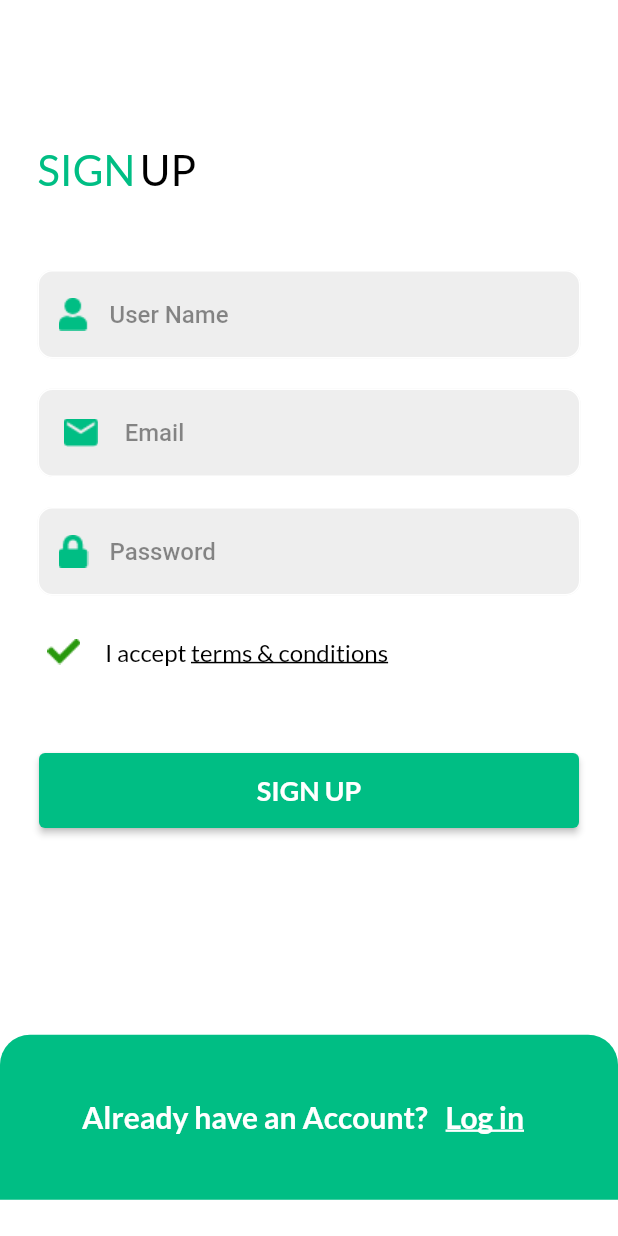
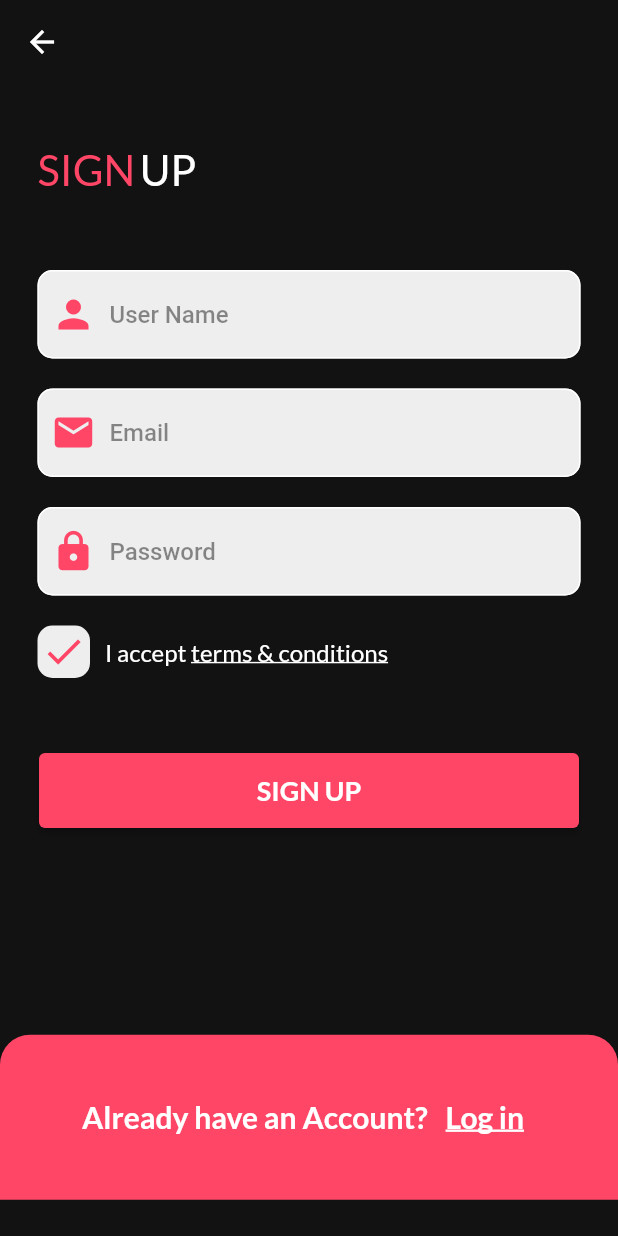
Before and after one commit to AboodALQadri/e_commerce_task1, a Flutter app: the SignUpScreen screen opened by its route, on a phone screen of 412 x 824 dp. Run offline on Flutter 3.47's test engine with Material 2 defaults, Android fonts, the phone set to English and light mode, and no system bars; our stand-ins replace get, google_fonts.

Commit message:
commit - DarkMode

```diff
--- a/lib/view/screens/auth/signup_screen.dart
+++ b/lib/view/screens/auth/signup_screen.dart
@@ -5,6 +5,7 @@ import 'package:e_commerce_task1/view/widgets/auth/check_box_widget.dart';
 import 'package:e_commerce_task1/view/widgets/auth/container_under_widget.dart';
 import 'package:e_commerce_task1/view/widgets/text_utils.dart';
 import 'package:flutter/material.dart';
+import 'package:get/get.dart';
 
 class SignUpScreen extends StatefulWidget {
   const SignUpScreen({Key? key}) : super(key: key);
@@ -39,9 +40,9 @@ class _SignUpScreenState extends State<SignUpScreen> {
   Widget build(BuildContext context) {
     return SafeArea(
       child: Scaffold(
-        backgroundColor: Colors.white,
+        backgroundColor: Get.isDarkMode ? Colors.white : darkGreyClr,
         appBar: AppBar(
-          backgroundColor: Colors.white,
+          backgroundColor: Get.isDarkMode ? Colors.white : darkGreyClr,
           elevation: 0,
         ),
         body: SingleChildScrollView(
@@ -56,20 +57,20 @@ class _SignUpScreenState extends State<SignUpScreen> {
                   child: Column(
                     children: [
                       Row(
-                        children: const [
+                        children: [
                           TextUtils(
                             text: 'SIGN',
-                            color: mainColor,
+                            color: Get.isDarkMode ? mainColor : pinkClr,
                             fontWeight: FontWeight.w500,
                             fontSize: 28,
                             underLine: TextDecoration.none,
                           ),
-                          SizedBox(
+                          const SizedBox(
                             width: 3,
                           ),
                           TextUtils(
                             text: 'UP',
-                            color: Colors.black,
+                            color: Get.isDarkMode ? Colors.black : Colors.white,
                             fontWeight: FontWeight.w500,
                             fontSize: 28,
                             underLine: TextDecoration.none,
@@ -83,7 +84,13 @@ class _SignUpScreenState extends State<SignUpScreen> {
                         controller: _userNameTextController,
                         obscureText: false,
                         validator: () {},
-                        prefixIcon: Image.asset('assets/images/user.png'),
+                        prefixIcon: Get.isDarkMode
+                            ? Image.asset('assets/images/user.png')
+                            : const Icon(
+                                Icons.person,
+                                color: pinkClr,
+                                size: 30,
+                              ),
                         suffixIcon: const Text(''),
                         hintText: 'User Name',
                       ),
@@ -94,7 +101,13 @@ class _SignUpScreenState extends State<SignUpScreen> {
                         controller: _emailTextController,
                         obscureText: false,
                         validator: () {},
-                        prefixIcon: Image.asset('assets/images/email.png'),
+                        prefixIcon: Get.isDarkMode
+                            ? Image.asset('assets/images/email.png')
+                            : const Icon(
+                                Icons.email,
+                                color: pinkClr,
+                                size: 30,
+                              ),
                         suffixIcon: const Text(''),
                         hintText: 'Email',
                       ),
@@ -105,20 +118,27 @@ class _SignUpScreenState extends State<SignUpScreen> {
                         controller: _passwordTextController,
                         obscureText: true,
                         validator: () {},
-                        prefixIcon: Image.asset('assets/images/lock.png'),
+                        prefixIcon: Get.isDarkMode
+                            ? Image.asset('assets/images/lock.png')
+                            : const Icon(
+                                Icons.lock,
+                                color: pinkClr,
+                                size: 30,
+                              ),
                         suffixIcon: const Text(''),
                         hintText: 'Password',
                       ),
-                      SizedBox(
+                      const SizedBox(
                         height: 20,
                       ),
-                      CheckBoxWidget(),
-                      SizedBox(
+                      const CheckBoxWidget(),
+                      const SizedBox(
                         height: 50,
                       ),
                       AuthButtonWidget(text: 'SIGN UP', onPressed: () {}),
-                      SizedBox(height: 50,),
-
+                      const SizedBox(
+                        height: 50,
+                      ),
                     ],
                   ),
                 ),
--- a/lib/view/widgets/auth/auth_button_widget.dart
+++ b/lib/view/widgets/auth/auth_button_widget.dart
@@ -1,6 +1,7 @@
 import 'package:e_commerce_task1/utils/theme.dart';
 import 'package:e_commerce_task1/view/widgets/text_utils.dart';
 import 'package:flutter/material.dart';
+import 'package:get/get.dart';
 
 class AuthButtonWidget extends StatelessWidget {
   const AuthButtonWidget({
@@ -18,13 +19,13 @@ class AuthButtonWidget extends StatelessWidget {
       onPressed: onPressed,
       child: TextUtils(
         text: text,
-        color: Colors.white,
+        color:  Colors.white,
         fontWeight: FontWeight.bold,
         fontSize: 18,
         underLine: TextDecoration.none,
       ),
       style: ElevatedButton.styleFrom(
-        primary: mainColor,
+        primary: Get.isDarkMode ?  mainColor : pinkClr,
         minimumSize: const Size(360, 50),
       ),
     );
--- a/lib/view/widgets/auth/check_box_widget.dart
+++ b/lib/view/widgets/auth/check_box_widget.dart
@@ -1,6 +1,8 @@
+import 'package:e_commerce_task1/utils/theme.dart';
 import 'package:e_commerce_task1/view/widgets/text_utils.dart';
 import 'package:flutter/cupertino.dart';
 import 'package:flutter/material.dart';
+import 'package:get/get.dart';
 
 class CheckBoxWidget extends StatelessWidget {
   const CheckBoxWidget({Key? key}) : super(key: key);
@@ -14,24 +16,31 @@ class CheckBoxWidget extends StatelessWidget {
             height: 35,
             width: 35,
             decoration: BoxDecoration(
+              color: Colors.grey.shade200,
               borderRadius: BorderRadius.circular(10),
             ),
-            child: Image.asset('assets/images/check.png'),
+            child: Get.isDarkMode
+                ? Image.asset('assets/images/check.png')
+                : const Icon(
+                    Icons.done,
+                    color: pinkClr,
+                    size: 30,
+                  ),
           ),
         ),
-        SizedBox(
+        const SizedBox(
           width: 10,
         ),
         TextUtils(
           text: 'I accept ',
-          color: Colors.black,
+          color: Get.isDarkMode ?  Colors.black : Colors.white,
           fontWeight: FontWeight.normal,
           fontSize: 16,
           underLine: TextDecoration.none,
         ),
         TextUtils(
           text: 'terms & conditions',
-          color: Colors.black,
+          color: Get.isDarkMode ?  Colors.black : Colors.white,
           fontWeight: FontWeight.normal,
           fontSize: 16,
           underLine: TextDecoration.underline,
--- a/lib/view/widgets/auth/container_under_widget.dart
+++ b/lib/view/widgets/auth/container_under_widget.dart
@@ -1,6 +1,7 @@
 import 'package:e_commerce_task1/utils/theme.dart';
 import 'package:e_commerce_task1/view/widgets/text_utils.dart';
 import 'package:flutter/material.dart';
+import 'package:get/get.dart';
 
 class ContainerUnderWidget extends StatelessWidget {
   const ContainerUnderWidget({
@@ -19,9 +20,9 @@ class ContainerUnderWidget extends StatelessWidget {
     return Container(
       width: double.infinity,
       height: 110,
-      decoration: const BoxDecoration(
-        color: mainColor,
-        borderRadius: BorderRadius.only(
+      decoration:  BoxDecoration(
+        color:  Get.isDarkMode ?  mainColor : pinkClr,
+        borderRadius: const BorderRadius.only(
           topRight: Radius.circular(20),
           topLeft: Radius.circular(20),
         ),
```
